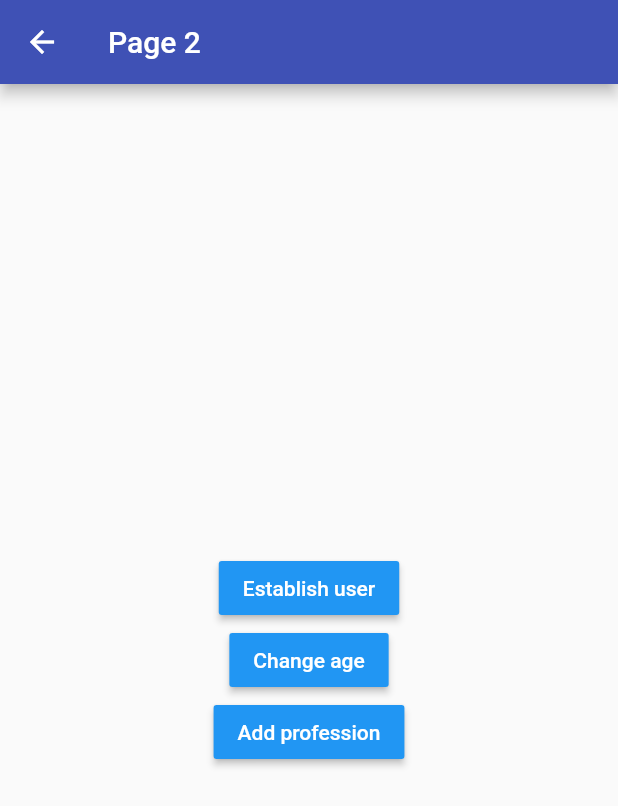
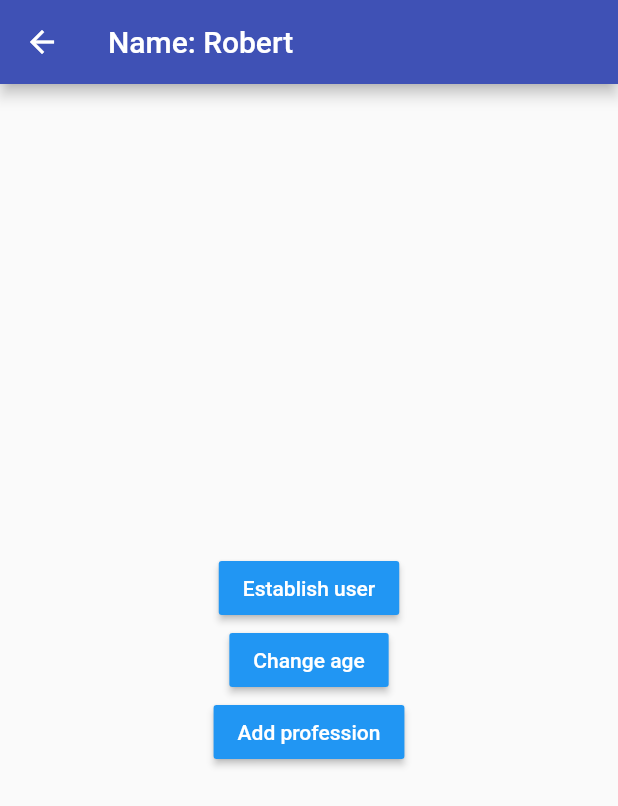
Before and after one commit to roboticambiental/Flutter-states, a Flutter app: the Page2Page screen opened by its route, after a tap on "Establish user", on a phone screen of 412 x 824 dp. Shown: the top 806 px of the screen. Run offline on Flutter 3.47's test engine with Material 2 defaults, Android fonts, the phone set to English and light mode, and no system bars; accounts and stored records are empty.

Commit message:
functional state

```diff
--- a/lib/pages/page1_page.dart
+++ b/lib/pages/page1_page.dart
@@ -1,4 +1,6 @@
+import 'package:estados/services/user_service.dart';
 import 'package:flutter/material.dart';
+import 'package:provider/provider.dart';
 import '../models/user.dart';
 
 class Page1Page extends StatelessWidget {
@@ -6,11 +8,26 @@ class Page1Page extends StatelessWidget {
 
   @override
   Widget build(BuildContext context) {
+    final userService = Provider.of<UserService>(context);
+
     return Scaffold(
       appBar: AppBar(
         title: Text('Page 1'),
+        actions: [
+          IconButton(
+            onPressed: () {
+              // Revome user
+              userService.removeUser();
+            },
+            icon: Icon(Icons.exit_to_app),
+          )
+        ],
       ),
-      body: UserInformation(),
+      body: userService.userExists
+          ? UserInformation(userService.user!)
+          : Center(
+              child: Text('There is no user selected'),
+            ),
       floatingActionButton: FloatingActionButton(
         child: Icon(Icons.forward),
         onPressed: () => Navigator.pushNamed(context, 'page2'),
@@ -20,6 +37,9 @@ class Page1Page extends StatelessWidget {
 }
 
 class UserInformation extends StatelessWidget {
+  final User user;
+
+  const UserInformation(this.user);
 
   @override
   Widget build(BuildContext context) {
@@ -38,10 +58,10 @@ class UserInformation extends StatelessWidget {
           ),
           Divider(),
           ListTile(
-            title: Text('Name:'),
+            title: Text('Name: ${user.name}'),
           ),
           ListTile(
-            title: Text('Age:'),
+            title: Text('Age: ${user.age}'),
           ),
           ListTile(
             title: Text(
@@ -53,15 +73,8 @@ class UserInformation extends StatelessWidget {
             ),
           ),
           Divider(),
-          ListTile(
-            title: Text('Profession 1'),
-          ),
-          ListTile(
-            title: Text('Profession 1'),
-          ),
-          ListTile(
-            title: Text('Profession 1'),
-          ),
+          //ListTile(title: Text('Profession 1'),),
+          ...user.professions.map((e) => ListTile(title: Text(e),)).toList(),
         ],
       ),
     );
--- a/lib/pages/page2_page.dart
+++ b/lib/pages/page2_page.dart
@@ -1,14 +1,20 @@
 import 'package:estados/models/user.dart';
+import 'package:estados/services/user_service.dart';
 import 'package:flutter/material.dart';
+import 'package:provider/provider.dart';
 
 class Page2Page extends StatelessWidget {
   const Page2Page({Key? key}) : super(key: key);
 
   @override
   Widget build(BuildContext context) {
+    final userService = Provider.of<UserService>(context);
+
     return Scaffold(
       appBar: AppBar(
-        title: Text('Page 2'),
+        title: userService.userExists
+        ? Text('Name: ${userService.user!.name}')
+        : Text('Page 2'),
       ),
       body: Center(
         child: Column(
@@ -25,9 +31,8 @@ class Page2Page extends StatelessWidget {
               onPressed: () {
                 List<String> professions = List.empty(growable: true);
                 professions.add('Engineer');
-
-                final user =
-                    User(name: 'Robert', age: 33, professions: professions);
+                final newUser = User(name: 'Robert', age: 33, professions: professions);
+                userService.user = newUser;
 
               },
             ),
@@ -40,7 +45,7 @@ class Page2Page extends StatelessWidget {
               ),
               color: Colors.blue,
               onPressed: () {
-
+                userService.changeAge(34);
               },
             ),
             MaterialButton(
@@ -51,7 +56,9 @@ class Page2Page extends StatelessWidget {
                 ),
               ),
               color: Colors.blue,
-              onPressed: () {},
+              onPressed: () {
+                userService.addProfession();
+              },
             ),
           ],
         ),
--- /dev/null
+++ b/lib/services/user_service.dart
@@ -0,0 +1,38 @@
+
+import 'package:flutter/material.dart';
+
+import '../models/user.dart';
+
+class UserService with ChangeNotifier {
+
+  User? _user;
+
+  User? get user => this._user;
+  bool get userExists => (this._user != null) ? true : false;
+
+  set user(User? user){
+    this._user = user;
+    notifyListeners();
+  }
+
+  void changeAge(int age){
+    if (userExists) {
+      this._user!.age = age;
+      notifyListeners();
+    }
+  }
+
+  void removeUser(){
+    this._user = null;
+    notifyListeners();
+  }
+
+  void addProfession(){
+    if (userExists) {
+      this._user!.professions.add(
+          'Profession ${this._user!.professions.length + 1}');
+      notifyListeners();
+    }
+  }
+
+}
--- a/pubspec.yaml
+++ b/pubspec.yaml
@@ -34,6 +34,7 @@ dependencies:
   # The following adds the Cupertino Icons font to your application.
   # Use with the CupertinoIcons class for iOS style icons.
   cupertino_icons: ^1.0.2
+  provider: ^6.0.2
 
 dev_dependencies:
   flutter_test:
```
Also changed, not shown: lib/main.dart (+8 -1 lines), pubspec.lock.
